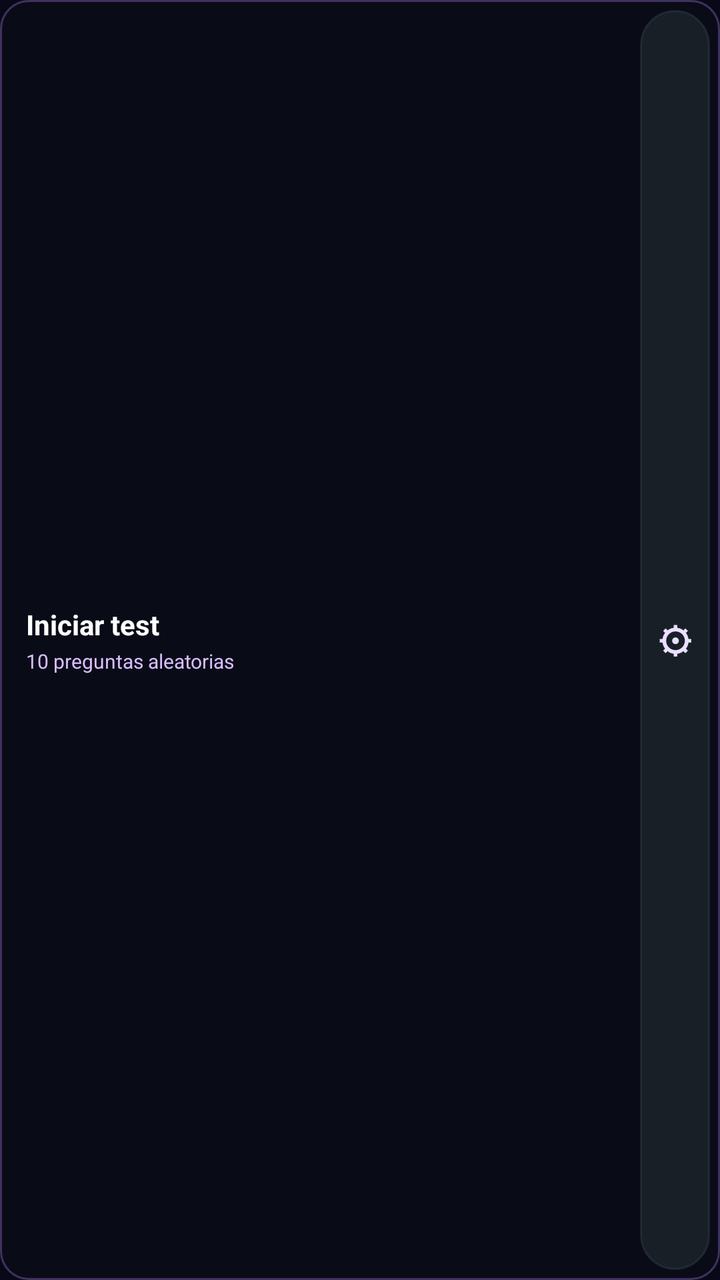
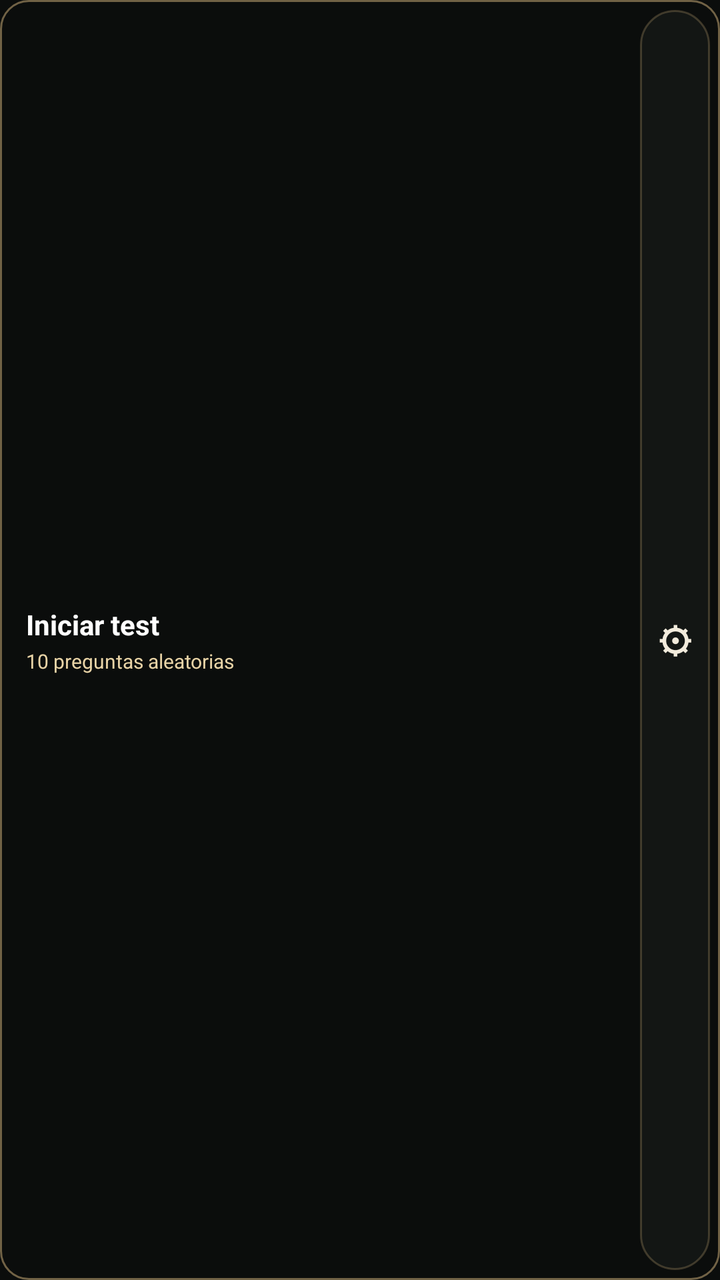

An Android layout rendered at two revisions. The XML below is the earlier revision; the diff shows what the commit changed to produce the second picture.
<!-- AndroidManifest.xml: application theme Theme.Testario -->
<!-- res/layout/widget_nexum_quick_test.xml -->
<?xml version="1.0" encoding="utf-8"?>
<LinearLayout xmlns:android="http://schemas.android.com/apk/res/android"
    android:id="@+id/nexumQuickWidgetRoot"
    android:layout_width="match_parent"
    android:layout_height="match_parent"
    android:orientation="horizontal"
    android:gravity="center_vertical"
    android:background="@drawable/widget_nexum_quick_compact_background"
    android:padding="5dp">

    
    <LinearLayout
        android:id="@+id/nexumQuickWidgetTapArea"
        android:layout_width="0dp"
        android:layout_height="match_parent"
        android:layout_weight="1"
        android:orientation="vertical"
        android:gravity="center_vertical"
        android:paddingStart="8dp"
        android:paddingEnd="3dp">

        <TextView
            android:id="@+id/nexumQuickWidgetStart"
            android:layout_width="match_parent"
            android:layout_height="wrap_content"
            android:text="Iniciar test"
            android:textColor="#FFFFFF"
            android:textStyle="bold"
            android:textSize="14sp"
            android:ellipsize="end"
            android:maxLines="1" />

        <TextView
            android:id="@+id/nexumQuickWidgetSelection"
            android:layout_width="match_parent"
            android:layout_height="wrap_content"
            android:layout_marginTop="2dp"
            android:text="10 preguntas aleatorias"
            android:textColor="#D9BCFF"
            android:textSize="10sp"
            android:ellipsize="end"
            android:maxLines="1" />
    </LinearLayout>

    
    <TextView
        android:id="@+id/nexumQuickWidgetConfigure"
        android:layout_width="35dp"
        android:layout_height="match_parent"
        android:gravity="center"
        android:background="@drawable/widget_today_section_dark"
        android:text="⚙"
        android:textColor="#EADFFF"
        android:textStyle="bold"
        android:textSize="18sp"
        android:contentDescription="Elegir plantilla" />
</LinearLayout>
<!-- resources referenced by this layout -->
<resources>
  <!-- drawable widget_nexum_quick_compact_background (drawable) -->
  <?xml version="1.0" encoding="utf-8"?>
  <shape xmlns:android="http://schemas.android.com/apk/res/android">
      <solid android:color="#EE0A0C18" />
      <stroke android:width="1dp" android:color="#8C70529F" />
      <corners android:radius="14dp" />
  </shape>
  <!-- drawable widget_today_section_dark (drawable) -->
  <?xml version="1.0" encoding="utf-8"?>
  <shape xmlns:android="http://schemas.android.com/apk/res/android">
      <solid android:color="#E61B222A" />
      <stroke
          android:width="1dp"
          android:color="#40505E70" />
      <corners android:radius="18dp" />
  </shape>
  <style name="Theme.Testario" parent="android:style/Theme.Material.Light.NoActionBar">
          <item name="android:windowBackground">#070A16</item>
          <item name="android:statusBarColor">#070A16</item>
          <item name="android:navigationBarColor">#070A16</item>
          <item name="android:windowLightStatusBar">false</item>
      </style>
</resources>

<!-- the commit's change to res/layout/widget_nexum_quick_test.xml (unified diff, before → after) -->
@@ -36,7 +36,7 @@
             android:layout_height="wrap_content"
             android:layout_marginTop="2dp"
             android:text="10 preguntas aleatorias"
-            android:textColor="#D9BCFF"
+            android:textColor="#E8D3A6"
             android:textSize="10sp"
             android:ellipsize="end"
             android:maxLines="1" />
@@ -50,7 +50,7 @@
         android:gravity="center"
         android:background="@drawable/widget_today_section_dark"
         android:text="⚙"
-        android:textColor="#EADFFF"
+        android:textColor="#F2EBDC"
         android:textStyle="bold"
         android:textSize="18sp"
         android:contentDescription="Elegir plantilla" />
<!-- resource entries referenced after the edit -->
@@ -3,23 +3,23 @@
   <!-- drawable widget_nexum_quick_compact_background (drawable) -->
   <?xml version="1.0" encoding="utf-8"?>
   <shape xmlns:android="http://schemas.android.com/apk/res/android">
-      <solid android:color="#EE0A0C18" />
-      <stroke android:width="1dp" android:color="#8C70529F" />
+      <solid android:color="#EE0B0D0C" />
+      <stroke android:width="1dp" android:color="#80D8B880" />
       <corners android:radius="14dp" />
   </shape>
   <!-- drawable widget_today_section_dark (drawable) -->
   <?xml version="1.0" encoding="utf-8"?>
   <shape xmlns:android="http://schemas.android.com/apk/res/android">
-      <solid android:color="#E61B222A" />
+      <solid android:color="#E6151816" />
       <stroke
           android:width="1dp"
-          android:color="#40505E70" />
+          android:color="#40D8B880" />
       <corners android:radius="18dp" />
   </shape>
   <style name="Theme.Testario" parent="android:style/Theme.Material.Light.NoActionBar">
-          <item name="android:windowBackground">#070A16</item>
-          <item name="android:statusBarColor">#070A16</item>
-          <item name="android:navigationBarColor">#070A16</item>
+          <item name="android:windowBackground">#0B0D0C</item>
+          <item name="android:statusBarColor">#0B0D0C</item>
+          <item name="android:navigationBarColor">#0B0D0C</item>
           <item name="android:windowLightStatusBar">false</item>
       </style>
 </resources>
